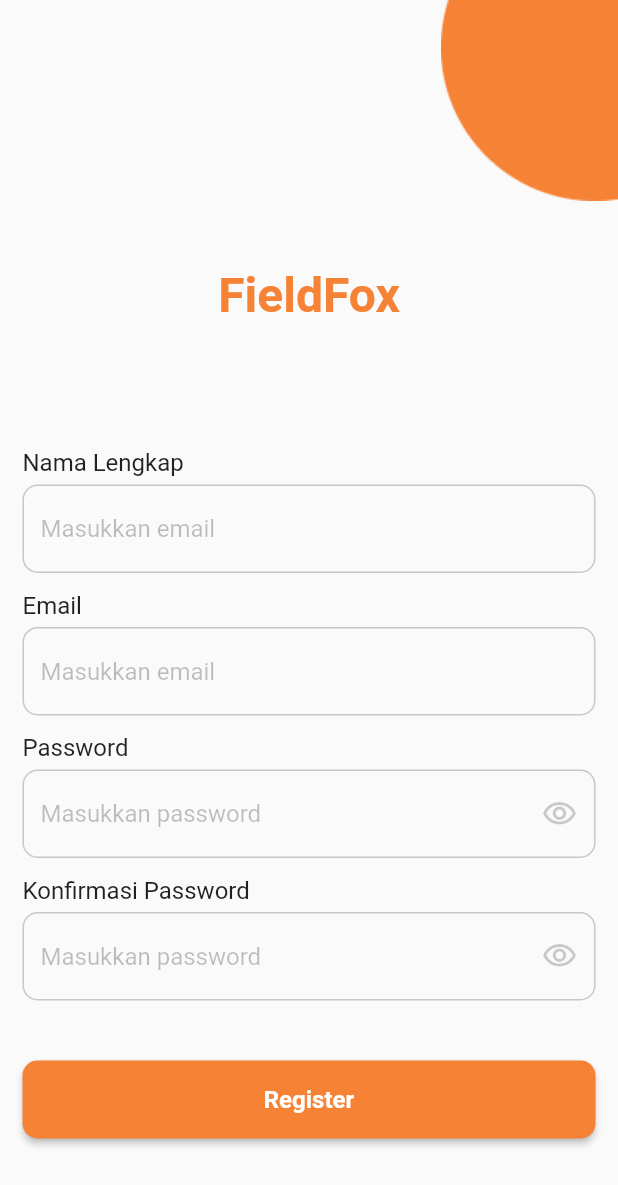
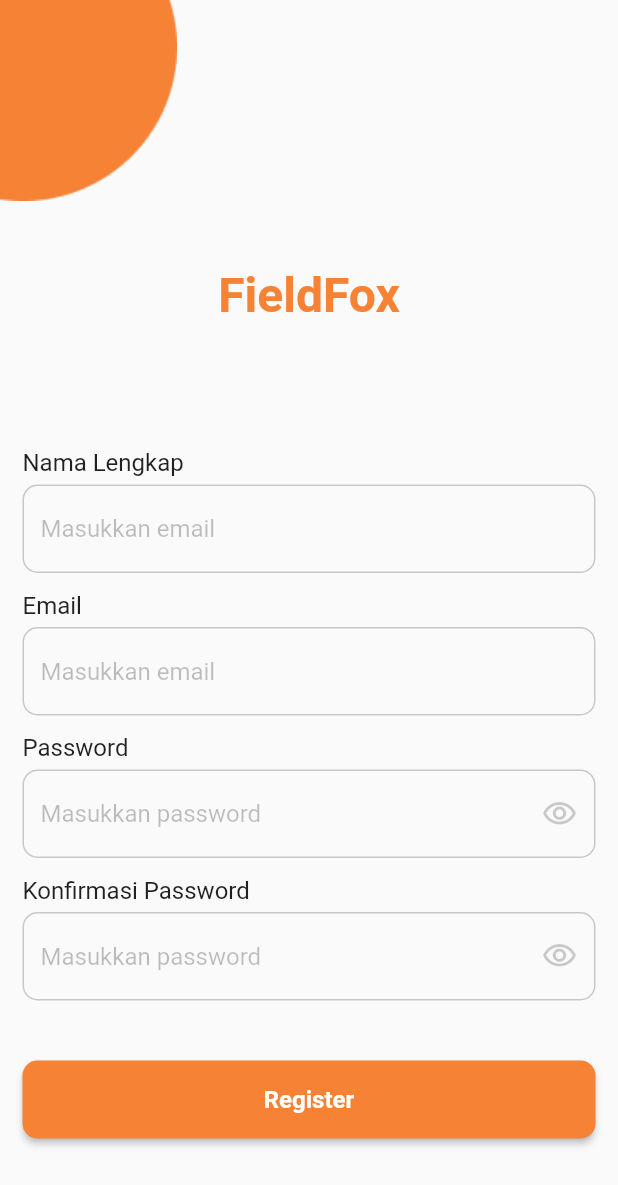
Before and after one commit to GuidoAugusta/FieldFox, a Flutter app: the RegisterPage screen opened by its route, on a phone screen of 412 x 824 dp. Shown: the top 1185 px of the screen. Run offline on Flutter 3.47's test engine with Material 2 defaults, Android fonts, the phone set to English and light mode, and no system bars.

Commit message:
menambah ellipse2 di register_page

```diff
--- a/lib/pages/register_page.dart
+++ b/lib/pages/register_page.dart
@@ -19,9 +19,9 @@
         padding: EdgeInsets.zero,
         children: [
           Row(
-            mainAxisAlignment: MainAxisAlignment.end,
+            mainAxisAlignment: MainAxisAlignment.start,
             children: [
-              Image.asset('assets/ellipse1.png'),
+              Image.asset('assets/ellipse2.png'),
             ],
           ),
           SizedBox(
@@ -218,9 +218,6 @@
                     ),
                   ),
                 ),
-                SizedBox(
-                  height: 60,
-                ),
               ],
             ),
           )
```
Also changed, not shown: assets/ellipse2.png (added).
